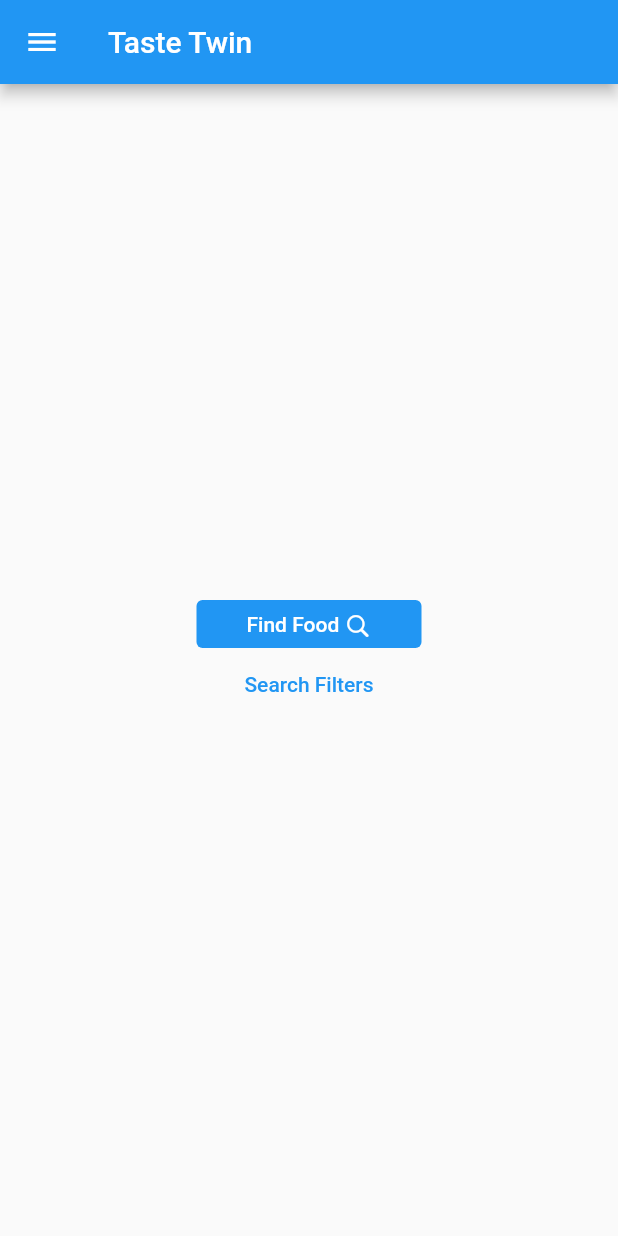
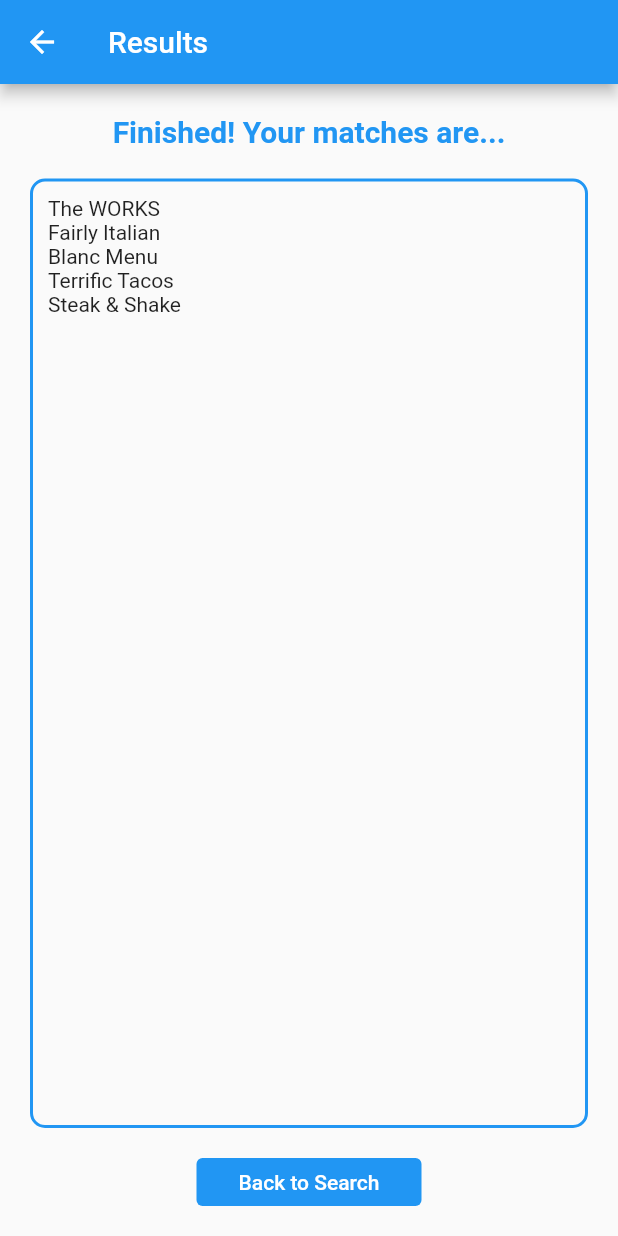
Before and after one commit to MatthewSzurkowski/TasteTwin, a Flutter app: the screen it shows after launch, after a tap on "Find Food", on a phone screen of 412 x 824 dp. Run offline on Flutter 3.47's test engine with Material 2 defaults, Android fonts, the phone set to English and light mode, and no system bars; our stand-ins replace carousel_slider.

Commit message:
basic layout of results page finished

```diff
--- a/taste_twin/lib/pages/homepage.dart
+++ b/taste_twin/lib/pages/homepage.dart
@@ -1,7 +1,8 @@
 import 'package:flutter/cupertino.dart';
 import 'package:flutter/material.dart';
 import 'package:cupertino_icons/cupertino_icons.dart';
-
+import 'package:taste_twin/models/restaurant.dart';
+import 'package:taste_twin/pages/results_page.dart';
 
 class MyHomePage extends StatefulWidget {
   const MyHomePage({super.key, required this.title});
@@ -90,7 +91,12 @@ class _MyHomePageState extends State<MyHomePage> {
                           },
                         ),
                       ),
-                      onPressed: () {},
+                      onPressed: () {
+                        // TODO: this is temporary, should navigate to match page once implemented
+                        Navigator.of(context).push(MaterialPageRoute(
+                            builder: (context) =>
+                                ResultsPage(matches: tempRestaurantList)));
+                      },
                       child: Center(
                           child: Row(
                         mainAxisAlignment: MainAxisAlignment.center,
--- /dev/null
+++ b/taste_twin/lib/pages/results_page.dart
@@ -0,0 +1,81 @@
+import 'package:flutter/material.dart';
+import 'package:taste_twin/models/restaurant.dart';
+
+// Page to display the results of the matching process. Shows a list of
+// restauarants ranked based on the matches between those who used the app.
+class ResultsPage extends StatelessWidget {
+  const ResultsPage({super.key, required this.matches});
+
+  final List<Restaurant> matches;
+
+  @override
+  Widget build(BuildContext context) {
+    return Scaffold(
+      appBar: AppBar(
+        title: const Text("Results"),
+      ),
+      body: SafeArea(
+        child: Column(
+          mainAxisAlignment: MainAxisAlignment.spaceBetween,
+          children: [
+            Container(
+              margin: const EdgeInsets.all(20),
+              child: const Text(
+                "Finished! Your matches are...",
+                style: TextStyle(
+                  color: Colors.blue,
+                  fontSize: 20,
+                  fontWeight: FontWeight.bold,
+                ),
+              ),
+            ),
+            Expanded(
+              child: Container(
+                margin: const EdgeInsets.symmetric(horizontal: 20),
+                decoration: BoxDecoration(
+                    borderRadius: const BorderRadius.all(Radius.circular(10)),
+                    border: Border.all(color: Colors.blue, width: 2)),
+                child: ListView.builder(
+                  padding: const EdgeInsets.all(10.0),
+                  itemBuilder: ((context, index) {
+                    return Text(matches[index].name);
+                  }),
+                  itemCount: matches.length,
+                ),
+              ),
+            ),
+            Container(
+              margin: const EdgeInsets.all(20),
+              child: SizedBox(
+                height: 32,
+                width: 150,
+                child: TextButton(
+                  style: ButtonStyle(
+                    foregroundColor:
+                        MaterialStateProperty.all<Color>(Colors.white),
+                    backgroundColor:
+                        MaterialStateProperty.all<Color>(Colors.blue),
+                    overlayColor: MaterialStateProperty.resolveWith<Color?>(
+                      (Set<MaterialState> states) {
+                        if (states.contains(MaterialState.hovered))
+                          return Colors.blue.withOpacity(0.04);
+                        if (states.contains(MaterialState.focused) ||
+                            states.contains(MaterialState.pressed))
+                          return Colors.blue.withOpacity(0.12);
+                        return null; // Defer to the widget's default.
+                      },
+                    ),
+                  ),
+                  onPressed: (() {}),
+                  child: const Center(
+                    child: Text("Back to Search"),
+                  ),
+                ),
+              ),
+            ),
+          ],
+        ),
+      ),
+    );
+  }
+}
```
